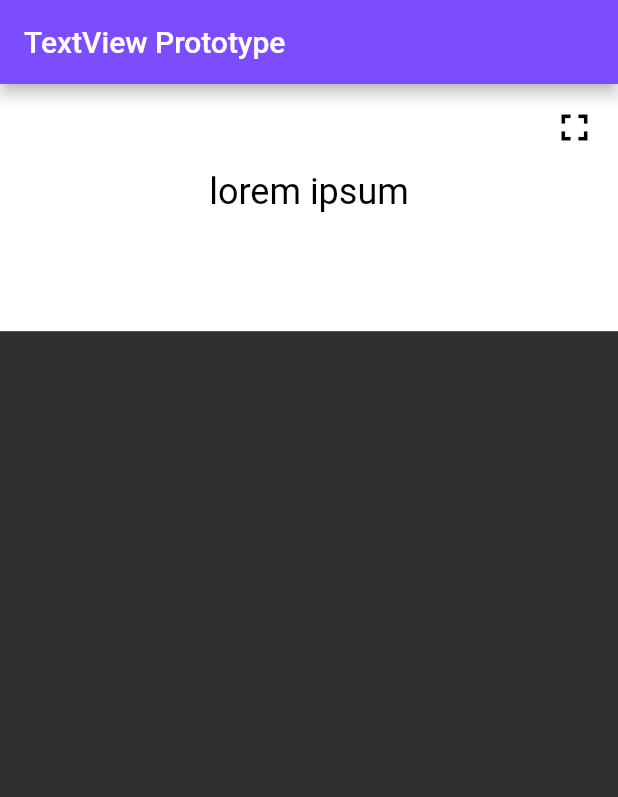
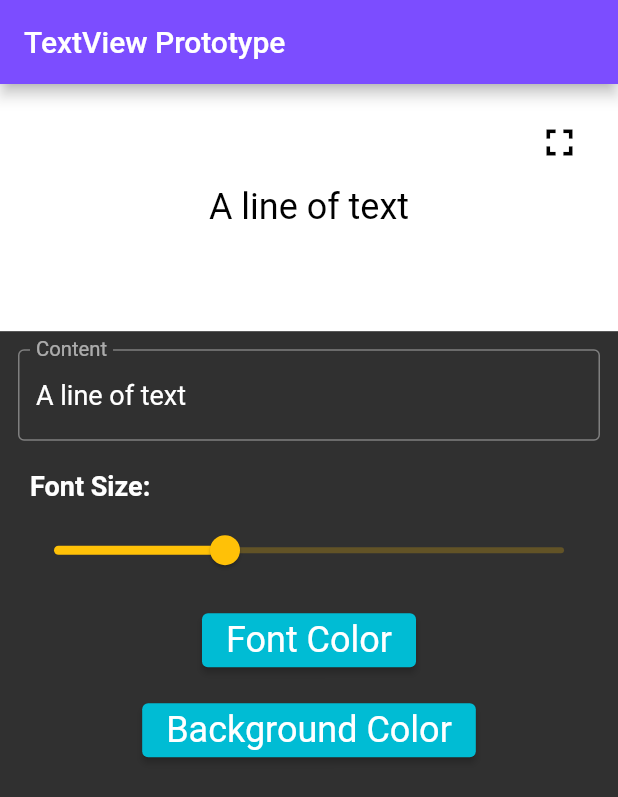
Before and after one commit to hridayK/proto_bolt, a Flutter app: the screen it shows after launch, after a tap on "Label", on a phone screen of 412 x 824 dp. Shown: the top 797 px of the screen. Run offline on Flutter 3.47's test engine with Material 2 defaults, Android fonts, the phone set to English and light mode, and no system bars; our stand-ins replace flutter_colorpicker.

Commit message:
implement label prototyping

```diff
--- a/lib/screens/preview/mainPreview.dart
+++ b/lib/screens/preview/mainPreview.dart
@@ -16,7 +16,9 @@ class mainPreview extends StatefulWidget {
 class _mainPreviewState extends State<mainPreview> {
   @override
   Widget build(BuildContext context) {
-    return Container(
+    return Material(
+      child: Container(
+        padding: const EdgeInsets.all(10.0),
         color: widget.backgroundColor,
         child: Column(
           children: [
@@ -48,6 +50,7 @@ class _mainPreviewState extends State<mainPreview> {
             ),
           ],
         ),
+      ),
     );
   }
 }
--- a/lib/screens/preview/miniPreview.dart
+++ b/lib/screens/preview/miniPreview.dart
@@ -15,6 +15,7 @@ class _minPreviewState extends State<minPreview> {
   @override
   Widget build(BuildContext context) {
     return Container(
+      padding: const EdgeInsets.all(10.0),
       width: MediaQuery.of(context).size.width,
       height: MediaQuery.of(context).size.height * 0.2,
       color: widget.backgroundColor,
--- a/lib/textView.dart
+++ b/lib/textView.dart
@@ -1,20 +1,33 @@
-import 'dart:ffi';
-
 import 'package:flutter/material.dart';
+import 'package:flutter_colorpicker/flutter_colorpicker.dart';
 import './screens/preview/miniPreview.dart';
 import 'themes.dart';
 
 class textViewProto extends StatefulWidget {
   textViewProto({Key? key}) : super(key: key);
-  String content = "lorem ipsum";
+  String content = "A line of text";
   double fontSize = 24.0;
   Color textColor = Colors.black;
+  Color backgroundColor = Colors.white;
 
   @override
   State<textViewProto> createState() => _textViewProtoState();
 }
 
 class _textViewProtoState extends State<textViewProto> {
+  final myController = TextEditingController(text: "A line of text");
+
+  @override
+  void dispose() {
+    myController.dispose();
+    super.dispose();
+  }
+
+  @override
+  void initState() {
+    super.initState();
+  }
+
   @override
   Widget build(BuildContext context) {
     return MaterialApp(
@@ -25,11 +38,124 @@ class _textViewProtoState extends State<textViewProto> {
         appBar: AppBar(
           title: const Text("TextView Prototype"),
         ),
-        body: Column(
-          mainAxisAlignment: MainAxisAlignment.start,
-          children: [
-            minPreview(render: textView()),
-          ],
+        body: SingleChildScrollView(
+          child: Column(
+            mainAxisAlignment: MainAxisAlignment.start,
+            children: [
+              minPreview(
+                render: textView(),
+                backgroundColor: widget.backgroundColor,
+              ),
+              /*
+                Content of the preview:
+              */
+              Padding(
+                padding: const EdgeInsets.fromLTRB(12, 12, 12, 0),
+                child: TextFormField(
+                  onChanged: (text) {
+                    setState(() {
+                      widget.content = myController.text;
+                    });
+                  },
+                  controller: myController,
+                  style: const TextStyle(fontSize: 18.0),
+                  decoration: const InputDecoration(
+                    border: OutlineInputBorder(),
+                    labelText: "Content",
+                  ),
+                ),
+              ),
+              /*
+                Font Size of the preview
+              */
+              Padding(
+                padding: const EdgeInsets.fromLTRB(12, 12, 12, 0),
+                child: Column(
+                  children: [
+                    label(content: "Font Size:"),
+                    Slider(
+                      label: "${widget.fontSize}",
+                      value: widget.fontSize,
+                      onChanged: (double value) {
+                        setState(() {
+                          widget.fontSize = value;
+                        });
+                      },
+                      min: 0.0,
+                      max: 72.0,
+                      divisions: 72,
+                    ),
+                  ],
+                ),
+              ),
+              /*
+                Font Color of the preview
+              */
+              Column(
+                mainAxisAlignment: MainAxisAlignment.spaceEvenly,
+                children: [
+                  const SizedBox(height: 12.0),
+                  ElevatedButton(
+                    style: ElevatedButton.styleFrom(
+                        primary: Colors.cyan,
+                        textStyle: const TextStyle(fontSize: 24)),
+                    onPressed: () {
+                      showDialog(
+                          context: context,
+                          builder: (context) {
+                            return AlertDialog(
+                              title: const Text("Choose a colour:"),
+                              content: SingleChildScrollView(
+                                child: ColorPicker(
+                                  pickerColor: widget.textColor,
+                                  onColorChanged: ((value) {
+                                    setState(() {
+                                      widget.textColor = value;
+                                    });
+                                  }),
+                                ),
+                              ),
+                            );
+                          });
+                    },
+                    child: const Text("Font Color"),
+                  ),
+                  /*
+                    Preview Background Color
+                  */
+                  const SizedBox(height: 12.0),
+                  ElevatedButton(
+                    style: ElevatedButton.styleFrom(
+                        primary: Colors.cyan,
+                        textStyle: const TextStyle(fontSize: 24)),
+                    onPressed: () {
+                      showDialog(
+                          context: context,
+                          builder: (context) {
+                            return AlertDialog(
+                              title: const Text("Choose a colour:"),
+                              content: SingleChildScrollView(
+                                child: ColorPicker(
+                                  pickerColor: widget.backgroundColor,
+                                  onColorChanged: ((value) {
+                                    setState(() {
+                                      widget.backgroundColor = value;
+                                    });
+                                  }),
+                                ),
+                              ),
+                            );
+                          });
+                    },
+                    child: const Text("Background Color"),
+                  ),
+                  /*
+                    Font Styles
+                  */
+                ],
+              )
+            ],
+          ),
         ),
       ),
     );
@@ -41,4 +167,23 @@ class _textViewProtoState extends State<textViewProto> {
       style: TextStyle(color: widget.textColor, fontSize: widget.fontSize),
     );
   }
+
+  Widget label({required String content}) {
+    return Padding(
+      padding: const EdgeInsets.all(8.0),
+      child: Row(
+        mainAxisAlignment: MainAxisAlignment.start,
+        children: [
+          Text(
+            content,
+            style: const TextStyle(
+              fontSize: 18.0,
+              color: Colors.white,
+              fontWeight: FontWeight.bold,
+            ),
+          ),
+        ],
+      ),
+    );
+  }
 }
--- a/pubspec.yaml
+++ b/pubspec.yaml
@@ -27,9 +27,8 @@ environment:
 # the latest version available on pub.dev. To see which dependencies have newer
 # versions available, run `flutter pub outdated`.
 dependencies:
-
+  flutter_colorpicker: ^1.0.3
   flutter_native_splash: ^2.2.4
-  shared_preferences: ^2.0.15
 
   flutter:
     sdk: flutter
```
Also changed, not shown: pubspec.lock. Lines whose indentation alone changed are shown as unchanged.
